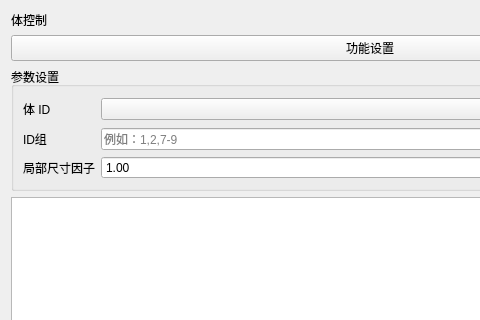
Qt form plugins/Base_Mesh/MeshVolumeControlWidget.ui (asd977/base_cae) before a commit; both pictures show x 0 to 480 and y 0 to 320 of the 740 by 540 pixel window.
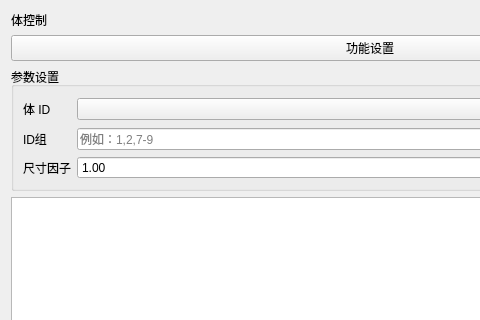
The same form after that commit. Custom widgets are drawn as their Qt base class.

What changed in the file:
```diff
--- a/plugins/Base_Mesh/MeshVolumeControlWidget.ui
+++ b/plugins/Base_Mesh/MeshVolumeControlWidget.ui
@@ -70,7 +70,7 @@
       <item row="3" column="0">
        <widget class="QLabel" name="labelMinSize">
         <property name="text">
-         <string>局部尺寸因子</string>
+         <string>尺寸因子</string>
         </property>
        </widget>
       </item>
```
